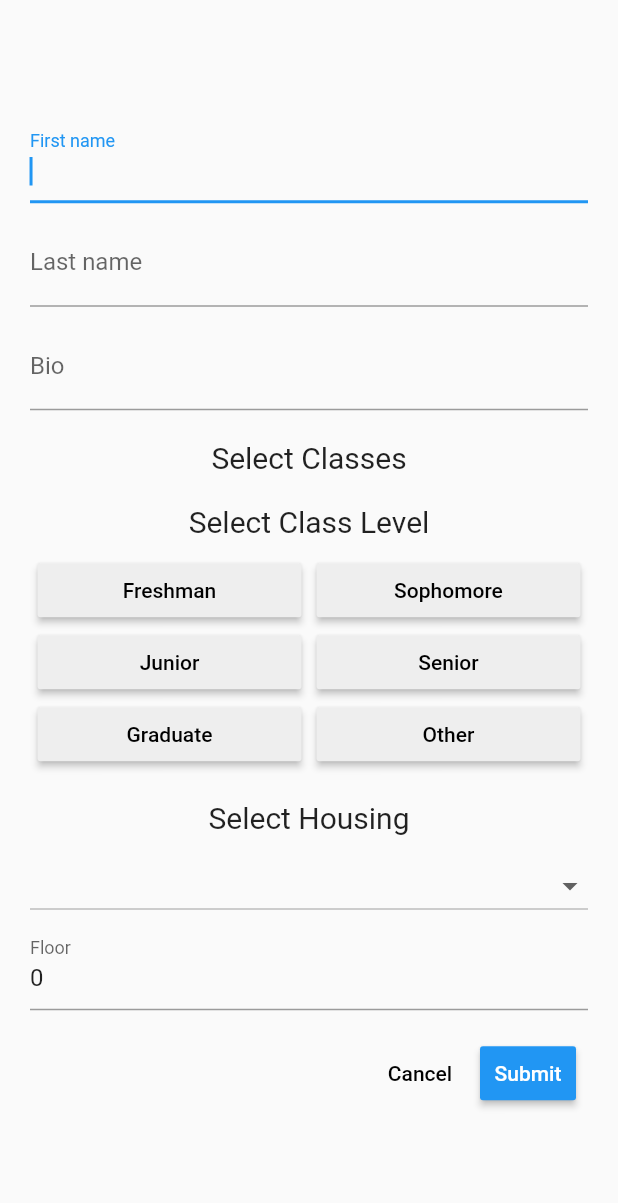
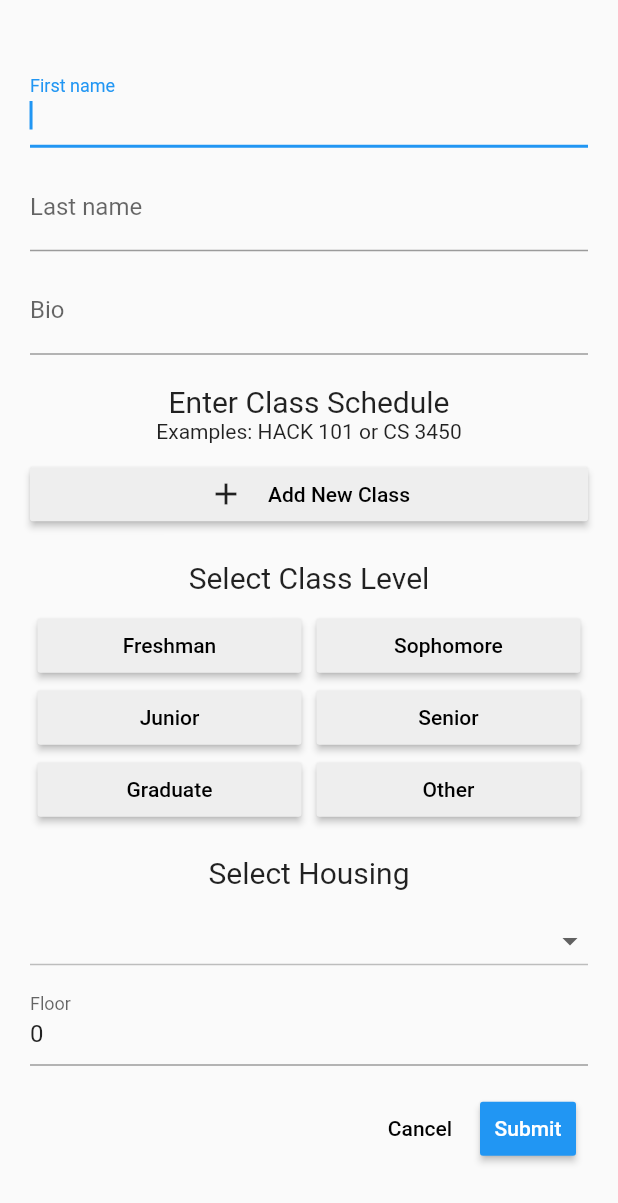
Before and after one commit to andrewdimmer/newhackwhothis2020, a Flutter app: the Bio widget shown alone on an empty page, opened directly with empty values, on a phone screen of 412 x 824 dp. Shown: the top 1203 px of the screen. Run offline on Flutter 3.47's test engine with Material 2 defaults, Android fonts, the phone set to English and light mode, and no system bars; missing offline and left inert: dart:html.

Commit message:
feat(flutter): Added Class Schedule Entry UI

```diff
--- a/flutter/lib/Pages/Bio.dart
+++ b/flutter/lib/Pages/Bio.dart
@@ -3,6 +3,7 @@ import 'package:classmate_connector/Classes/DormObject.dart';
 import 'package:classmate_connector/Routes/Questions.dart';
 import 'package:classmate_connector/Widgets/ClassLevelSelector.dart';
 import 'package:classmate_connector/Widgets/DormSelector.dart';
+import 'package:classmate_connector/Widgets/EnterClassesWidget.dart';
 import 'package:flutter/material.dart';
 
 final TextEditingController _firstNameController = TextEditingController();
@@ -60,10 +61,14 @@ class Bio extends StatelessWidget {
             ),
             Padding(
               child: Text(
-                "Select Classes",
+                "Enter Class Schedule",
                 style: TextStyle(fontSize: 20),
               ),
               padding: EdgeInsets.fromLTRB(0, 20, 0, 0),
+            ),
+            EnterClassWidget(
+              bioInfo: bioInfo,
+              updateState: updateState,
             ),
             Padding(
               padding: EdgeInsets.fromLTRB(0, 20, 0, 0),
--- /dev/null
+++ b/flutter/lib/Widgets/EnterClassesWidget.dart
@@ -0,0 +1,98 @@
+import 'package:classmate_connector/Classes/BioObject.dart';
+import 'package:classmate_connector/Classes/ClassObject.dart';
+import 'package:flutter/material.dart';
+
+import '../Classes/ClassObject.dart';
+
+class EnterClassWidget extends StatelessWidget {
+  EnterClassWidget({Key key, this.bioInfo, this.updateState}) : super(key: key);
+
+  final BioObject bioInfo;
+  final Function updateState;
+
+  @override
+  Widget build(BuildContext context) {
+    return Container(
+      child: Column(
+        children: getColumnChildren(context),
+      ),
+    );
+  }
+
+  List<Widget> getColumnChildren(BuildContext context) {
+    List<Widget> columnChildren = [
+      Center(child: Text("Examples: HACK 101 or CS 3450"))
+    ];
+
+    for (ClassObject classInfo in bioInfo.classes) {
+      TextEditingController _deptController = TextEditingController();
+      TextEditingController _numberController = TextEditingController();
+
+      _deptController.text = classInfo.dept;
+      _numberController.text = classInfo.number;
+
+      columnChildren.add(Row(
+        children: [
+          Expanded(
+            child: TextField(
+              decoration: InputDecoration(labelText: "Department"),
+              controller: _deptController,
+              onChanged: (newDept) {
+                classInfo.dept = newDept;
+              },
+            ),
+          ),
+          Expanded(
+            child: Padding(
+              child: TextField(
+                decoration: InputDecoration(labelText: "Course Number"),
+                controller: _numberController,
+                keyboardType: TextInputType.number,
+                onChanged: (newNumber) {
+                  classInfo.number = newNumber;
+                },
+              ),
+              padding: EdgeInsets.symmetric(horizontal: 10),
+            ),
+          ),
+          IconButton(
+            onPressed: () {
+              bioInfo.classes.remove(classInfo);
+              updateState();
+            },
+            icon: Icon(
+              Icons.remove_circle,
+              color: Colors.grey[400],
+            ),
+          )
+        ],
+      ));
+    }
+
+    columnChildren.add(
+      Padding(
+        child: RaisedButton(
+          onPressed: () {
+            FocusScope.of(context).unfocus();
+            bioInfo.classes.add(ClassObject());
+            updateState();
+          },
+          child: Row(
+            children: [
+              Padding(
+                child: Icon(Icons.add),
+                padding: EdgeInsets.only(right: 16),
+              ),
+              Text("Add New Class", style: TextStyle(color: Colors.black)),
+            ],
+            mainAxisAlignment: MainAxisAlignment.center,
+          ),
+          color: Colors.grey[200],
+          padding: EdgeInsets.fromLTRB(5, 0, 5, 0),
+        ),
+        padding: EdgeInsets.only(top: 10),
+      ),
+    );
+    return columnChildren;
+  }
+}
```
